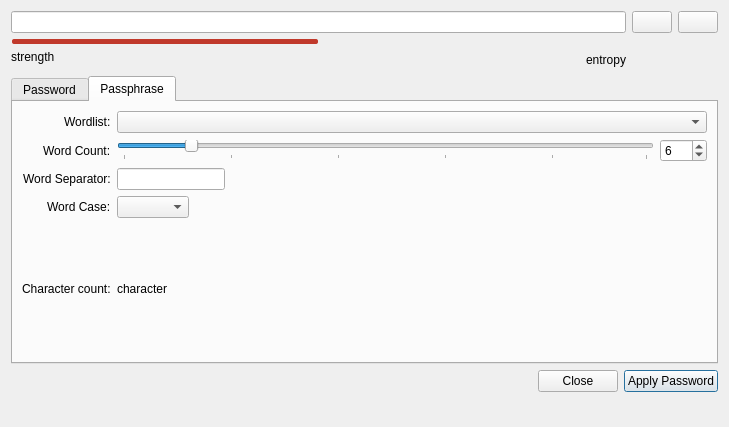
Above: src/gui/PasswordGeneratorWidget.ui from keepassxreboot/keepassxc before the change. Below: the same form after it.
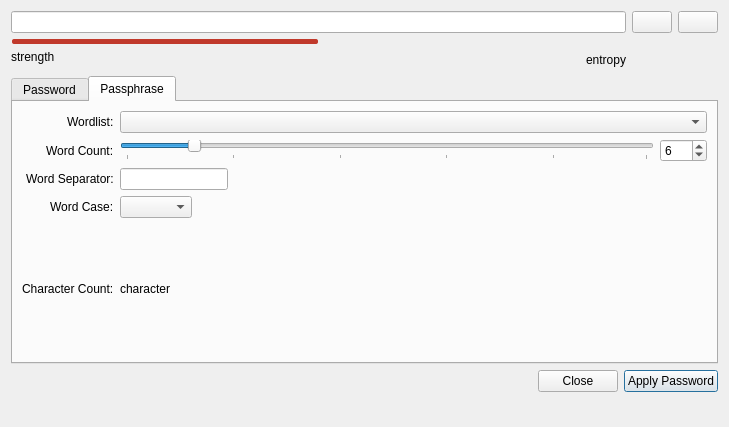
That is the form after the change. The open tabs and pages were chosen to show the change. Custom widgets are drawn as their Qt base class.

Commit message: rework counting all characters, todo fix UI bug

Patch:
```diff
--- a/src/gui/PasswordGeneratorWidget.ui
+++ b/src/gui/PasswordGeneratorWidget.ui
@@ -827,7 +827,7 @@
            <item row="4" column="0" alignment="Qt::AlignRight">
             <widget class="QLabel" name="characterCountLabel">
              <property name="text">
-              <string>Character count:</string>
+              <string>Character Count:</string>
              </property>
             </widget>
            </item>
```
The commit also changes 2 other files.
